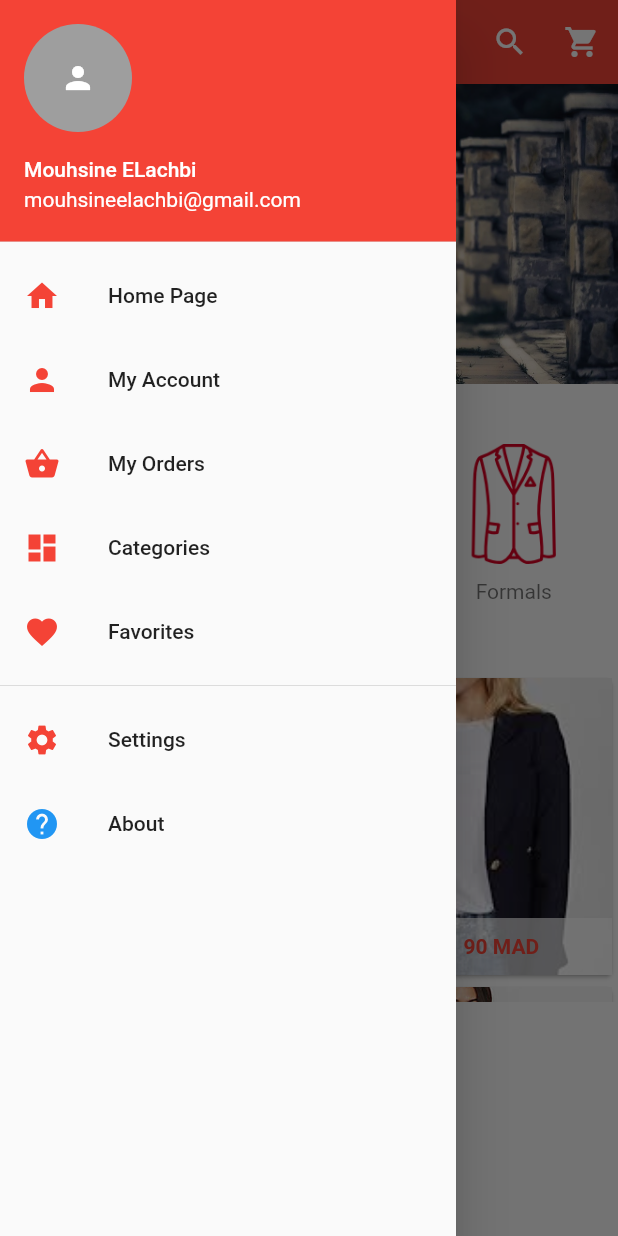
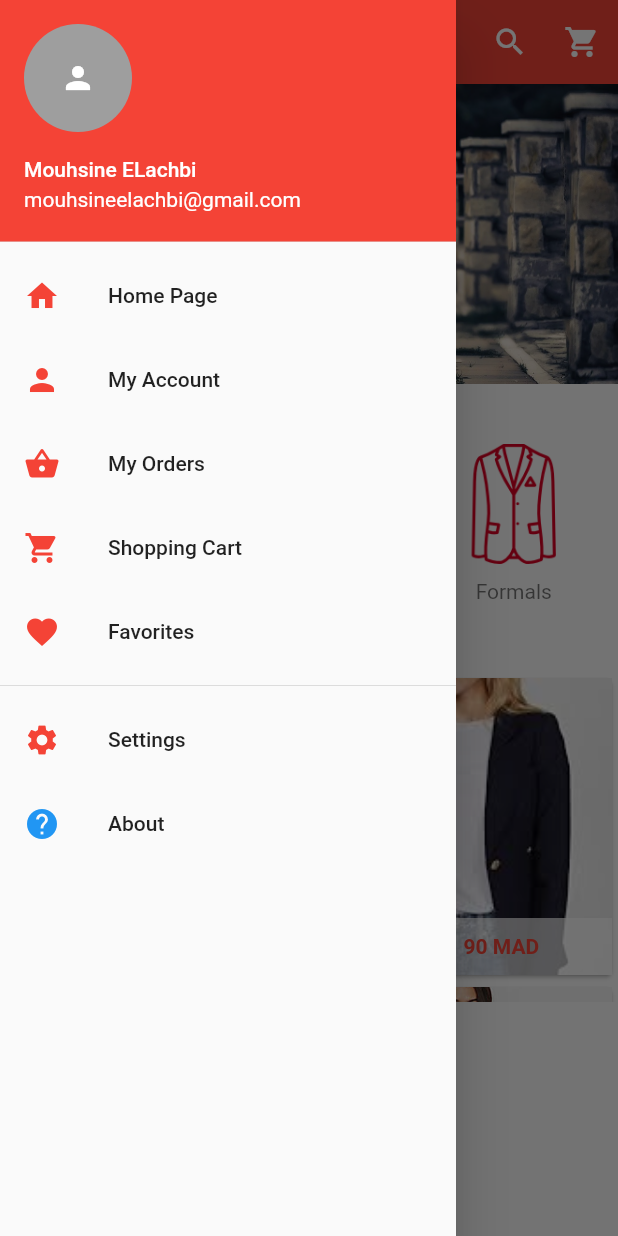
Before and after one commit to mouhsineelachbi/ShopApp, a Flutter app: the screen it shows after launch, with the side drawer open, on a phone screen of 412 x 824 dp. Run offline on Flutter 3.47's test engine with Material 2 defaults, Android fonts, the phone set to English and light mode, and no system bars; drawn by our look-alikes of carousel_pro.

Commit message:
change categories to shopping cart in Home page Drawer

```diff
--- a/lib/main.dart
+++ b/lib/main.dart
@@ -106,8 +106,8 @@ class _HomePageState extends State<HomePage> {
             InkWell(
               onTap: (){},
               child: ListTile(
-                title: Text("Categories"),
-                leading: Icon(Icons.dashboard, color: Colors.red,),
+                title: Text("Shopping Cart"),
+                leading: Icon(Icons.shopping_cart, color: Colors.red,),
               ),
             ),
             InkWell(
```
